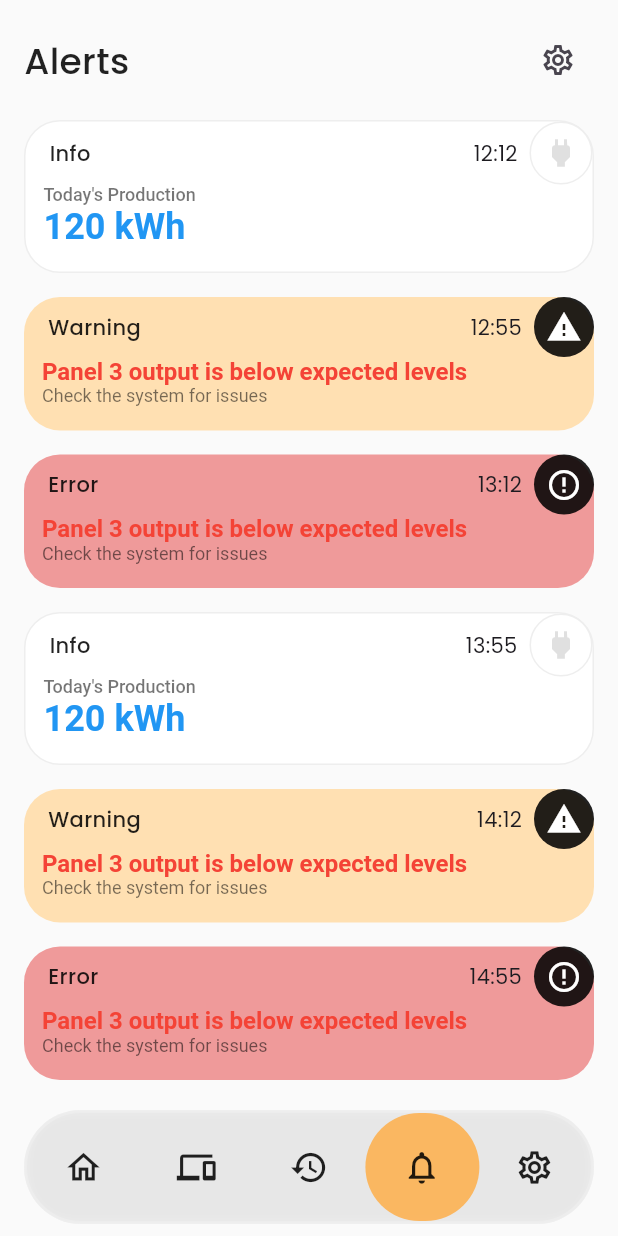
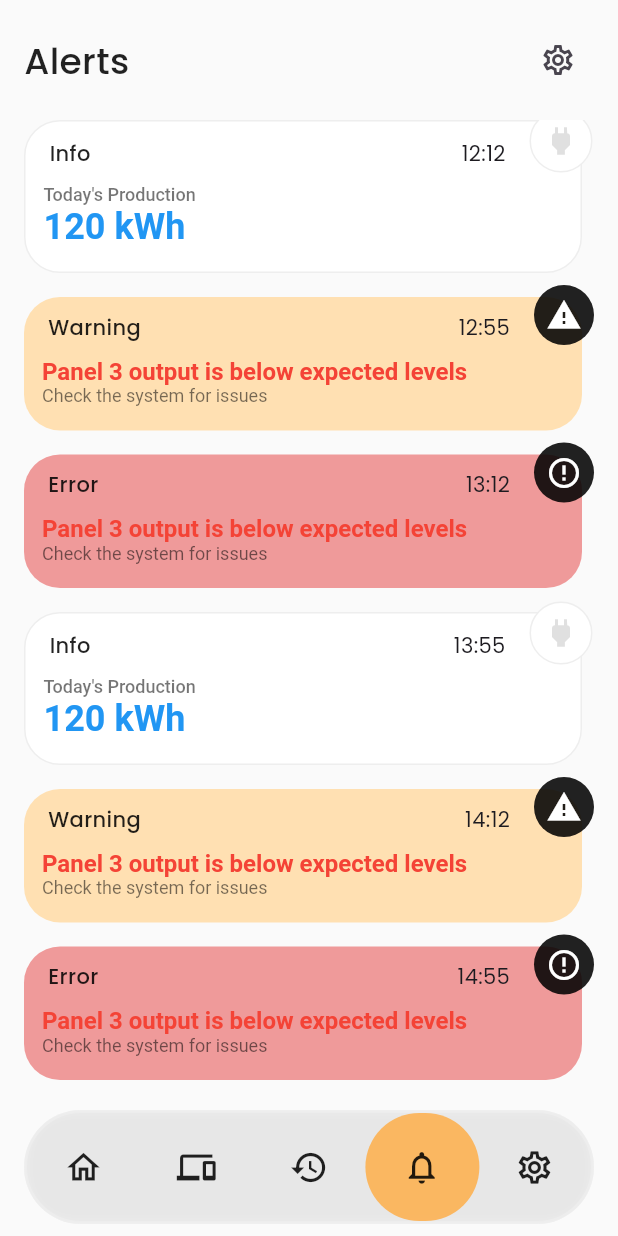
Before and after one commit to 7aku8/pv-forecast, a Flutter app: the screen it shows after launch, swiped to page 4, on a phone screen of 412 x 824 dp. Run offline on Flutter 3.47's test engine with Material 3 defaults, Android fonts, the light colour scheme and no system bars; our stand-ins replace bloc, equatable, fl_chart, flutter_bloc; generated files the repository leaves out were written again.

Commit message:
feat: floating alert badges

```diff
--- a/lib/dashboard/view/alerts_view.dart
+++ b/lib/dashboard/view/alerts_view.dart
@@ -54,7 +54,9 @@ class _HomeViewState extends State<AlertsView> {
 
   Widget _renderAlarm(Alert alert) {
     if (alert.severity == Severity.info) {
-      return Container(
+      return Padding(
+        padding: const EdgeInsets.only(right: 8),
+        child: Container(
           decoration: BoxDecoration(
             borderRadius: BorderRadius.circular(24),
             color: Colors.white,
@@ -78,7 +80,9 @@ class _HomeViewState extends State<AlertsView> {
                     const Spacer(),
                     Text(alert.time),
                     const SizedBox(width: 8),
-                  Container(
+                    Transform.translate(
+                      offset: const Offset(8, -8),
+                      child: Container(
                         decoration: BoxDecoration(
                           color: Colors.white,
                           borderRadius: BorderRadius.circular(24),
@@ -91,6 +95,7 @@ class _HomeViewState extends State<AlertsView> {
                           Icons.power,
                           color: Colors.grey.shade300,
                           size: 24,
+                        ),
                       ),
                     ),
                   ],
@@ -108,10 +113,13 @@ class _HomeViewState extends State<AlertsView> {
               ),
             ],
           ),
+        ),
       );
     }
 
-    return Container(
+    return Padding(
+      padding: const EdgeInsets.only(right: 8),
+      child: Container(
         decoration: BoxDecoration(
           borderRadius: BorderRadius.circular(24),
           color: alert.severity == Severity.warning
@@ -137,12 +145,15 @@ class _HomeViewState extends State<AlertsView> {
                   const Spacer(),
                   Text(alert.time),
                   const SizedBox(width: 8),
-                CircleAvatar(
+                  Transform.translate(
+                    offset: const Offset(8, -8),
+                    child: CircleAvatar(
                       backgroundColor: Colors.black87,
                       child: Icon(
                         _getIcon(alert.severity),
                         color: Colors.white,
                         size: 24,
+                      ),
                     ),
                   ),
                 ],
@@ -156,6 +167,7 @@ class _HomeViewState extends State<AlertsView> {
               ),
             ),
           ],
+        ),
       ),
     );
   }
```
Lines whose indentation alone changed are shown as unchanged.
